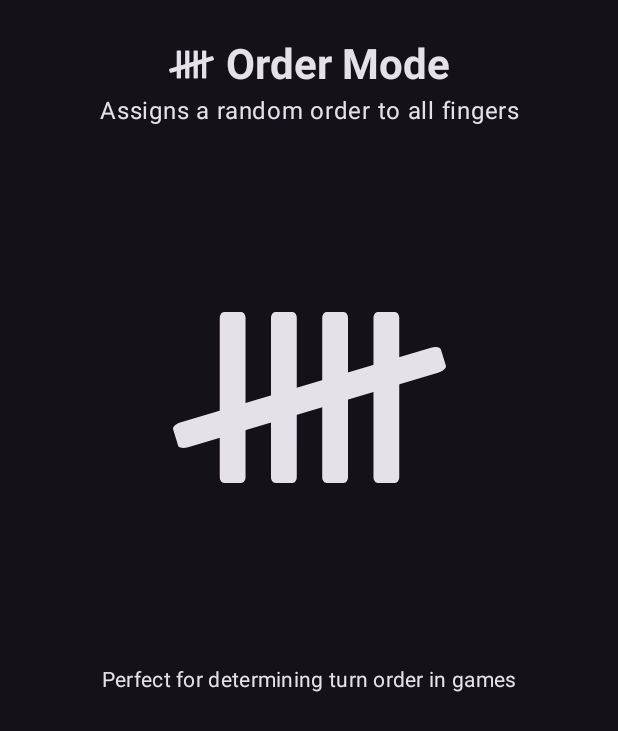
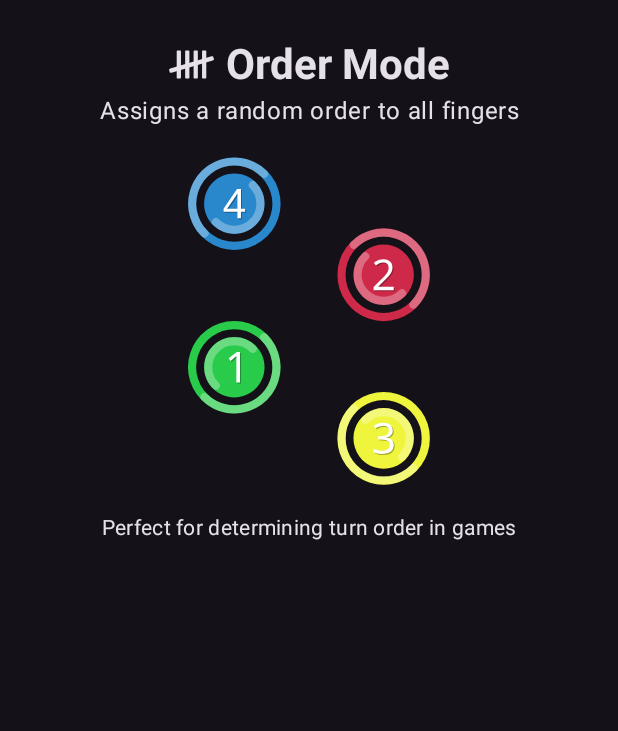
Before and after one commit to UrAvgCode/Chooser, an Android app built with Jetpack Compose: the composable OrderModePage shown on its own in the app's theme, on a phone screen of 412 x 824 dp. Shown: the top 731 px of the screen. Run offline under Robolectric (Android 15) with nearby library versions, the light colour scheme and no system bars.

Commit message:
add new preview icons to tutorial

```diff
--- a/app/src/main/java/com/uravgcode/chooser/tutorial/presentation/page/OrderModePage.kt
+++ b/app/src/main/java/com/uravgcode/chooser/tutorial/presentation/page/OrderModePage.kt
@@ -1,9 +1,9 @@
 package com.uravgcode.chooser.tutorial.presentation.page
 
+import androidx.compose.foundation.Image
 import androidx.compose.foundation.layout.Arrangement
 import androidx.compose.foundation.layout.Column
 import androidx.compose.foundation.layout.Row
-import androidx.compose.foundation.layout.fillMaxSize
 import androidx.compose.foundation.layout.fillMaxWidth
 import androidx.compose.foundation.layout.padding
 import androidx.compose.foundation.layout.size
@@ -47,10 +47,10 @@ fun OrderModePage() {
             textAlign = TextAlign.Center
         )
 
-        Icon(
-            painter = painterResource(id = R.drawable.order_icon),
+        Image(
+            painter = painterResource(id = R.drawable.order_preview),
             contentDescription = null,
-            modifier = Modifier.fillMaxSize(0.5f),
+            modifier = Modifier.size(256.dp),
         )
 
         Text(
--- /dev/null
+++ b/app/src/main/res/drawable/order_preview.xml
@@ -0,0 +1,178 @@
+<vector xmlns:android="http://schemas.android.com/apk/res/android"
+    android:width="108dp"
+    android:height="108dp"
+    android:viewportWidth="108"
+    android:viewportHeight="108">
+  <path
+      android:pathData="M75,87m8.5,-0a8.5,8.5 0,1 1,-17 -0a8.5,8.5 0,1 1,17 -0"
+      android:strokeLineJoin="round"
+      android:strokeWidth="0"
+      android:fillColor="#eff53d"
+      android:strokeColor="#00000000"
+      android:strokeLineCap="round"/>
+  <path
+      android:pathData="M86.85,87a11.85,11.85 110.66,1 0,-23.7 -0a11.85,11.85 110.66,1 0,23.7 -0z"
+      android:strokeLineJoin="round"
+      android:strokeWidth="2.3"
+      android:fillColor="#00000000"
+      android:strokeColor="#eff53d"
+      android:strokeLineCap="round"/>
+  <path
+      android:pathData="m69.8,81.8a7.35,7.35 0,0 1,10.39 -0,7.35 7.35,45 0,1 -0,10.39"
+      android:strokeAlpha="0.3"
+      android:strokeLineJoin="round"
+      android:strokeWidth="2.3"
+      android:fillColor="#00000000"
+      android:strokeColor="#ffffff"
+      android:strokeLineCap="round"/>
+  <path
+      android:pathData="m83.38,95.38a11.85,11.85 110.66,0 1,-11.45 3.07,11.85 11.85,110.66 0,1 -8.38,-8.38 11.85,11.85 110.66,0 1,3.07 -11.45"
+      android:strokeAlpha="0.3"
+      android:strokeLineJoin="round"
+      android:strokeWidth="2.3"
+      android:fillColor="#00000000"
+      android:strokeColor="#ffffff"
+      android:strokeLineCap="round"/>
+  <path
+      android:pathData="M33,67m-0,-8.5a8.5,8.5 0,1 1,-0 17a8.5,8.5 0,1 1,-0 -17"
+      android:strokeLineJoin="round"
+      android:strokeWidth="0"
+      android:fillColor="#29cb4b"
+      android:strokeColor="#00000000"
+      android:strokeLineCap="round"/>
+  <path
+      android:pathData="M33,55.15a11.85,11.85 110.66,1 0,-0 23.7a11.85,11.85 110.66,1 0,-0 -23.7z"
+      android:strokeLineJoin="round"
+      android:strokeWidth="2.3"
+      android:fillColor="#00000000"
+      android:strokeColor="#29cb4b"
+      android:strokeLineCap="round"/>
+  <path
+      android:pathData="m27.8,72.2a7.35,7.35 135,0 1,-0 -10.39,7.35 7.35,0 0,1 10.39,0"
+      android:strokeAlpha="0.3"
+      android:strokeLineJoin="round"
+      android:strokeWidth="2.3"
+      android:fillColor="#00000000"
+      android:strokeColor="#ffffff"
+      android:strokeLineCap="round"/>
+  <path
+      android:pathData="m41.38,58.62a11.85,11.85 110.66,0 1,3.07 11.45,11.85 11.85,110.66 0,1 -8.38,8.38 11.85,11.85 110.66,0 1,-11.45 -3.07"
+      android:strokeAlpha="0.3"
+      android:strokeLineJoin="round"
+      android:strokeWidth="2.3"
+      android:fillColor="#00000000"
+      android:strokeColor="#ffffff"
+      android:strokeLineCap="round"/>
+  <path
+      android:pathData="M75,41m-8.5,0a8.5,8.5 0,1 1,17 0a8.5,8.5 0,1 1,-17 0"
+      android:strokeLineJoin="round"
+      android:strokeWidth="0"
+      android:fillColor="#ce2949"
+      android:strokeColor="#00000000"
+      android:strokeLineCap="round"/>
+  <path
+      android:pathData="M63.15,41a11.85,11.85 110.66,1 0,23.7 0a11.85,11.85 110.66,1 0,-23.7 0z"
+      android:strokeLineJoin="round"
+      android:strokeWidth="2.3"
+      android:fillColor="#00000000"
+      android:strokeColor="#ce2949"
+      android:strokeLineCap="round"/>
+  <path
+      android:pathData="m80.2,46.2a7.35,7.35 0,0 1,-10.39 0,7.35 7.35,0 0,1 0,-10.39"
+      android:strokeAlpha="0.3"
+      android:strokeLineJoin="round"
+      android:strokeWidth="2.3"
+      android:fillColor="#00000000"
+      android:strokeColor="#ffffff"
+      android:strokeLineCap="round"/>
+  <path
+      android:pathData="m66.62,32.62a11.85,11.85 110.66,0 1,11.45 -3.07,11.85 11.85,110.66 0,1 8.38,8.38 11.85,11.85 110.66,0 1,-3.07 11.45"
+      android:strokeAlpha="0.3"
+      android:strokeLineJoin="round"
+      android:strokeWidth="2.3"
+      android:fillColor="#00000000"
+      android:strokeColor="#ffffff"
+      android:strokeLineCap="round"/>
+  <path
+      android:pathData="M33,21m0,8.5a8.5,8.5 0,1 1,0 -17a8.5,8.5 0,1 1,0 17"
+      android:strokeLineJoin="round"
+      android:strokeWidth="0"
+      android:fillColor="#2988cc"
+      android:strokeColor="#00000000"
+      android:strokeLineCap="round"/>
+  <path
+      android:pathData="M33,32.85a11.85,11.85 110.66,1 0,0 -23.7a11.85,11.85 110.66,1 0,0 23.7z"
+      android:strokeLineJoin="round"
+      android:strokeWidth="2.3"
+      android:fillColor="#00000000"
+      android:strokeColor="#2988cc"
+      android:strokeLineCap="round"/>
+  <path
+      android:pathData="m38.2,15.8a7.35,7.35 135,0 1,0 10.39,7.35 7.35,45 0,1 -10.39,-0"
+      android:strokeAlpha="0.3"
+      android:strokeLineJoin="round"
+      android:strokeWidth="2.3"
+      android:fillColor="#00000000"
+      android:strokeColor="#ffffff"
+      android:strokeLineCap="round"/>
+  <path
+      android:pathData="m24.62,29.38a11.85,11.85 110.66,0 1,-3.07 -11.45,11.85 11.85,110.66 0,1 8.38,-8.38 11.85,11.85 110.66,0 1,11.45 3.07"
+      android:strokeAlpha="0.3"
+      android:strokeLineJoin="round"
+      android:strokeWidth="2.3"
+      android:fillColor="#00000000"
+      android:strokeColor="#ffffff"
+      android:strokeLineCap="round"/>
+  <path
+      android:pathData="m35.16,23.56v1.87L34.17,25.43L34.17,23.56L30.28,23.56L30.28,22.74L34.06,17.17h1.11v5.55h1.16v0.83zM34.17,18.36q-0.01,0.04 -0.16,0.31 -0.15,0.28 -0.23,0.39l-2.12,3.12 -0.32,0.43 -0.09,0.12h2.92z"
+      android:strokeLineJoin="round"
+      android:strokeWidth="4.6"
+      android:fillColor="#000000"
+      android:fillAlpha="0.3"
+      android:strokeLineCap="round"/>
+  <path
+      android:pathData="m34.86,23.26v1.87L33.87,25.13L33.87,23.26L29.98,23.26L29.98,22.44L33.76,16.87h1.11v5.55h1.16v0.83zM33.87,18.06q-0.01,0.04 -0.16,0.31 -0.15,0.28 -0.23,0.39l-2.12,3.12 -0.32,0.43 -0.09,0.12h2.92z"
+      android:strokeLineJoin="round"
+      android:strokeWidth="4.6"
+      android:fillColor="#ffffff"
+      android:strokeLineCap="round"/>
+  <path
+      android:pathData="m77.86,85.02q0,0.58 -0.22,1 -0.22,0.42 -0.62,0.68 -0.4,0.26 -0.94,0.37v0.05q1.03,0.12 1.54,0.65 0.5,0.53 0.5,1.38 0,0.74 -0.35,1.33 -0.35,0.58 -1.08,0.9 -0.72,0.32 -1.86,0.32 -0.67,0 -1.25,-0.11 -0.58,-0.1 -1.1,-0.36v-0.98q0.54,0.26 1.16,0.42 0.62,0.14 1.2,0.14 1.15,0 1.66,-0.44 0.52,-0.46 0.52,-1.25 0,-0.54 -0.29,-0.86 -0.28,-0.34 -0.82,-0.49 -0.54,-0.16 -1.3,-0.16h-0.83v-0.9h0.84q0.71,0 1.18,-0.2 0.48,-0.2 0.72,-0.56 0.25,-0.37 0.25,-0.85 0,-0.62 -0.42,-0.96 -0.42,-0.35 -1.14,-0.35 -0.46,0 -0.83,0.1 -0.37,0.08 -0.7,0.25 -0.31,0.16 -0.64,0.37l-0.53,-0.72q0.46,-0.36 1.13,-0.62 0.68,-0.26 1.55,-0.26 1.34,0 1.99,0.6 0.66,0.6 0.66,1.52z"
+      android:strokeLineJoin="round"
+      android:strokeWidth="4.6"
+      android:fillColor="#000000"
+      android:fillAlpha="0.3"
+      android:strokeLineCap="round"/>
+  <path
+      android:pathData="m77.56,84.72q0,0.58 -0.22,1 -0.22,0.42 -0.62,0.68 -0.4,0.26 -0.94,0.37v0.05q1.03,0.12 1.54,0.65 0.5,0.53 0.5,1.38 0,0.74 -0.35,1.33 -0.35,0.58 -1.08,0.9 -0.72,0.32 -1.86,0.32 -0.67,0 -1.25,-0.11 -0.58,-0.1 -1.1,-0.36v-0.98q0.54,0.26 1.16,0.42 0.62,0.14 1.2,0.14 1.15,0 1.66,-0.44 0.52,-0.46 0.52,-1.25 0,-0.54 -0.29,-0.86 -0.28,-0.34 -0.82,-0.49 -0.54,-0.16 -1.3,-0.16h-0.83v-0.9h0.84q0.71,0 1.18,-0.2 0.48,-0.2 0.72,-0.56 0.25,-0.37 0.25,-0.85 0,-0.62 -0.42,-0.96 -0.42,-0.35 -1.14,-0.35 -0.46,0 -0.83,0.1 -0.37,0.08 -0.7,0.25 -0.31,0.16 -0.64,0.37l-0.53,-0.72q0.46,-0.36 1.13,-0.62 0.68,-0.26 1.55,-0.26 1.34,0 1.99,0.6 0.66,0.6 0.66,1.52z"
+      android:strokeLineJoin="round"
+      android:strokeWidth="4.6"
+      android:fillColor="#ffffff"
+      android:strokeLineCap="round"/>
+  <path
+      android:pathData="M78.13,45.64H72.47V44.77L74.71,42.5q0.65,-0.65 1.09,-1.15 0.44,-0.5 0.67,-0.98 0.23,-0.49 0.23,-1.07 0,-0.71 -0.42,-1.07 -0.42,-0.37 -1.09,-0.37 -0.62,0 -1.1,0.22 -0.47,0.22 -0.96,0.6l-0.56,-0.71q0.34,-0.29 0.73,-0.52 0.41,-0.23 0.88,-0.36 0.48,-0.13 1.02,-0.13 0.8,0 1.38,0.28 0.58,0.28 0.89,0.79 0.32,0.5 0.32,1.21 0,0.67 -0.28,1.26 -0.28,0.59 -0.77,1.16 -0.49,0.56 -1.15,1.21L73.8,44.64v0.05h4.33z"
+      android:strokeLineJoin="round"
+      android:strokeWidth="4.6"
+      android:fillColor="#000000"
+      android:fillAlpha="0.3"
+      android:strokeLineCap="round"/>
+  <path
+      android:pathData="M77.83,45.34L72.17,45.34v-0.88l2.24,-2.27q0.65,-0.65 1.09,-1.15 0.44,-0.5 0.67,-0.98 0.23,-0.49 0.23,-1.07 0,-0.71 -0.42,-1.07 -0.42,-0.37 -1.09,-0.37 -0.62,0 -1.1,0.22 -0.47,0.22 -0.96,0.6l-0.56,-0.71q0.34,-0.29 0.73,-0.52 0.41,-0.23 0.88,-0.36 0.48,-0.13 1.02,-0.13 0.8,0 1.38,0.28 0.58,0.28 0.89,0.79 0.32,0.5 0.32,1.21 0,0.67 -0.28,1.26 -0.28,0.59 -0.77,1.16 -0.49,0.56 -1.15,1.21l-1.79,1.76v0.05h4.33z"
+      android:strokeLineJoin="round"
+      android:strokeWidth="4.6"
+      android:fillColor="#ffffff"
+      android:strokeLineCap="round"/>
+  <path
+      android:pathData="m34.9,71.58h-1.03v-5.99q0,-0.35 0,-0.59 0.01,-0.24 0.02,-0.44 0.01,-0.22 0.02,-0.44 -0.19,0.19 -0.35,0.32 -0.16,0.13 -0.4,0.34l-0.91,0.74 -0.55,-0.71 2.32,-1.8h0.88z"
+      android:strokeLineJoin="round"
+      android:strokeWidth="4.6"
+      android:fillColor="#000000"
+      android:fillAlpha="0.3"
+      android:strokeLineCap="round"/>
+  <path
+      android:pathData="m34.6,71.28h-1.03v-5.99q0,-0.35 0,-0.59 0.01,-0.24 0.02,-0.44 0.01,-0.22 0.02,-0.44 -0.19,0.19 -0.35,0.32 -0.16,0.13 -0.4,0.34l-0.91,0.74 -0.55,-0.71 2.32,-1.8h0.88z"
+      android:strokeLineJoin="round"
+      android:strokeWidth="4.6"
+      android:fillColor="#ffffff"
+      android:strokeLineCap="round"/>
+</vector>
```
Also changed, not shown: app/src/main/java/com/uravgcode/chooser/tutorial/presentation/page/GroupModePage.kt (+4 -4 lines), app/src/main/java/com/uravgcode/chooser/tutorial/presentation/page/SingleModePage.kt (+4 -4 lines), app/src/main/res/drawable/group_preview.xml (added, +126 -0 lines), app/src/main/res/drawable/single_preview.xml (added, +126 -0 lines).
